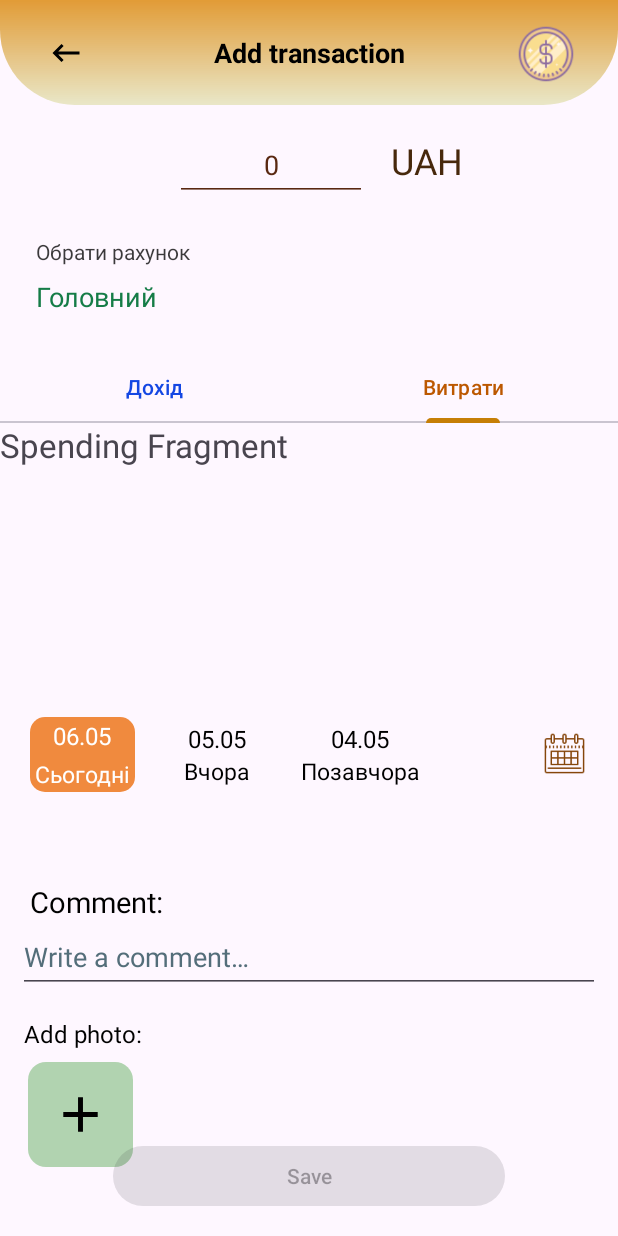
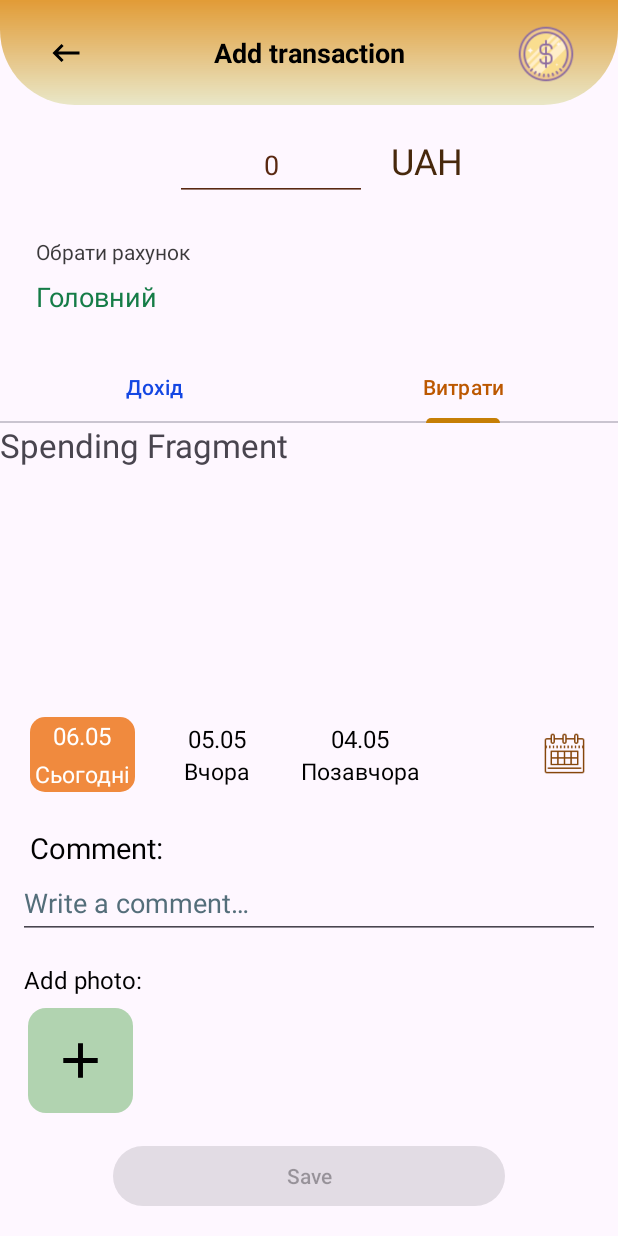
Before and after one commit to happyDevelp/Money-manager, an Android app: the screen it shows after launch (MainActivity), tab 2 chosen, on a phone screen of 412 x 824 dp. Run offline under Robolectric (Android 15) with nearby library versions, the phone set to English and light mode, and no system bars; our stand-ins replace Room's generated code; pictures from the network do not load; Roboto replaces fonts that are not available here.

Commit message:
feature to attach a photo when adding a new transaction

```diff
--- a/app/build.gradle.kts
+++ b/app/build.gradle.kts
@@ -55,6 +55,8 @@ dependencies {
 
     implementation("androidx.lifecycle:lifecycle-viewmodel-ktx:2.7.0")
 
+    implementation("com.github.bumptech.glide:glide:4.16.0")
+
     //Navigation
     implementation("androidx.navigation:navigation-fragment-ktx:2.7.7")
     implementation("androidx.navigation:navigation-ui-ktx:2.7.7")
--- a/app/src/main/java/com/example/moneymanager/Adding/AddingViewModel.kt
+++ b/app/src/main/java/com/example/moneymanager/Adding/AddingViewModel.kt
@@ -1,6 +1,7 @@
 package com.example.moneymanager.Adding
 
 import android.app.Application
+import android.net.Uri
 import androidx.lifecycle.AndroidViewModel
 import androidx.lifecycle.LiveData
 import androidx.lifecycle.MutableLiveData
@@ -14,6 +15,8 @@ class AddingViewModel(application: Application): AndroidViewModel(application) {
     var database: DataBase = DataBase.getInstance(application)
 
     private val _navigationStatus = MutableLiveData<Boolean?>()
+
+    var imageGalleryUri: Uri? = null
 
     val navigationStatus: LiveData<Boolean?>
         get() = _navigationStatus
--- a/app/src/main/java/com/example/moneymanager/DB/DAO.kt
+++ b/app/src/main/java/com/example/moneymanager/DB/DAO.kt
@@ -14,6 +14,9 @@ interface DAO {
     @Query("select * from transaction_table")
      fun getAllTransactions(): LiveData<List<TransactionEntity>>
 
+    @Query("select * from transaction_table where id = :id")
+    fun getTransactionById(id: Int): TransactionEntity
+
      @Query("delete from transaction_table")
      fun deleteAllTransactions()
 
--- a/app/src/main/java/com/example/moneymanager/DB/Database.kt
+++ b/app/src/main/java/com/example/moneymanager/DB/Database.kt
@@ -5,7 +5,7 @@ import androidx.room.Database
 import androidx.room.Room
 import androidx.room.RoomDatabase
 
-@Database(entities = [TransactionEntity::class], version = 2)
+@Database(entities = [TransactionEntity::class], version = 3)
 abstract class DataBase : RoomDatabase() {
 
     abstract val DAO: DAO
@@ -21,7 +21,9 @@ abstract class DataBase : RoomDatabase() {
                         context.applicationContext,
                         DataBase::class.java,
                         "database"
-                    ).build()
+                    )
+                        .fallbackToDestructiveMigration()
+                        .build()
                     INSTANCE = instance
                 }
                 return instance
--- a/app/src/main/java/com/example/moneymanager/DB/TransactionEntity.kt
+++ b/app/src/main/java/com/example/moneymanager/DB/TransactionEntity.kt
@@ -19,5 +19,8 @@ data class TransactionEntity (
 
     @ColumnInfo(name = "date_of_transaction") val dateOfTransaction: String,
 
-    @ColumnInfo(name = "comment") val comment: String?
+    @ColumnInfo(name = "comment") val comment: String?,
+
+    @ColumnInfo(name = "image_uri") val imageUri: String?
+
 )
--- a/app/src/main/java/com/example/moneymanager/Income/IncomeFragment.kt
+++ b/app/src/main/java/com/example/moneymanager/Income/IncomeFragment.kt
@@ -159,3 +159,9 @@ object UtilManager {
     var buttonIsClickable = MutableLiveData<Boolean>(false)
 
 }
+
+fun resetUtilManager() {
+    categoryIsChanged = false
+    amountIsNotNull = false
+    buttonIsClickable.value = false
+}
--- a/app/src/main/java/com/example/moneymanager/Transaction/TransactionFragment.kt
+++ b/app/src/main/java/com/example/moneymanager/Transaction/TransactionFragment.kt
@@ -6,27 +6,16 @@ import android.view.View
 import android.view.ViewGroup
 import androidx.fragment.app.Fragment
 import androidx.lifecycle.ViewModelProvider
+import androidx.lifecycle.lifecycleScope
 import androidx.navigation.fragment.findNavController
 import androidx.recyclerview.widget.LinearLayoutManager
 import com.example.moneymanager.DB.DataBase
 import com.example.moneymanager.TransactionAdapter.TransactionAdapter
 import com.example.moneymanager.databinding.FragmentTransactionBinding
-import kotlinx.coroutines.CoroutineScope
-import kotlinx.coroutines.Dispatchers
 import kotlinx.coroutines.launch
 
 class TransactionFragment : Fragment() {
     private lateinit var binding: FragmentTransactionBinding
-    // Get a ViewModel instance
-    /*private val viewModel: TransactionViewModel by viewModels {
-        TransactionViewModelFactory(requireActivity().application)
-    }*/
-
-    /*private val viewModel: TransactionViewModel by lazy {
-        val factory = TransactionViewModelFactory(requireActivity().application)
-        ViewModelProvider(this, factory).get(TransactionViewModel::class.java)
-    }*/
-
 
     override fun onCreateView(inflater: LayoutInflater, container: ViewGroup?, savedInstanceState: Bundle?): View {
         binding = FragmentTransactionBinding.inflate(layoutInflater)
@@ -55,18 +44,14 @@ class TransactionFragment : Fragment() {
         viewModel.fetchEntities()*/
 
 
-
-        CoroutineScope(Dispatchers.Main).launch {
+        lifecycleScope.launch {
             val transactionsList = viewModel.getAllTransactions()
             transactionsList.observe(viewLifecycleOwner) {
                 adapter.submitList(it)
             }
         }
 
-
-        binding.testAdd.setOnClickListener {
-                viewModel.fetchEntities()
-            }
+        binding.testAdd.setOnClickListener { viewModel.fetchEntities() }
 
         viewModel.navigationStatus.observe(viewLifecycleOwner) {
             it?.let {
@@ -75,6 +60,12 @@ class TransactionFragment : Fragment() {
             }
         }
 
+        //test uri from db
+/*         lifecycleScope.launch {
+             val picUri = viewModel.getTransactionById(1).imageUri
+             binding.testImage.setImageURI(picUri.toUri())
+        }*/
+
        /* navigationToAdding()*/
         binding.floatAddButton.setOnClickListener { viewModel.navigationToAdding() }
 
--- a/app/src/main/java/com/example/moneymanager/Transaction/TransactionViewModel.kt
+++ b/app/src/main/java/com/example/moneymanager/Transaction/TransactionViewModel.kt
@@ -19,41 +19,31 @@ class TransactionViewModel(private val database: DAO, application: Application)
 
     fun fetchEntities() {
         viewModelScope.launch {
-            _transactions.value = withContext(Dispatchers.IO) {
-                database.getAllTransactions().value
-            }
+            _transactions.value = withContext(Dispatchers.IO) { database.getAllTransactions().value }
         }
     }
 
-    init {
-        fetchEntities()
-    }
+    init { fetchEntities() }
 
     private val _navigationStatus = MutableLiveData<Boolean?>()
 
     val navigationStatus = _navigationStatus
 
 
+    suspend fun getAllTransactions(): LiveData<List<TransactionEntity>> {
+        return withContext(Dispatchers.IO) { database.getAllTransactions() }
+    }
 
-    suspend fun getAllTransactions(): LiveData<List<TransactionEntity>> {
-        return withContext(Dispatchers.IO) {
-            database.getAllTransactions()
-        }
+    suspend fun getTransactionById(id: Int): TransactionEntity {
+        return withContext(Dispatchers.IO) { database.getTransactionById(id) }
     }
 
     suspend fun deleteAllTransactions() {
-        withContext(Dispatchers.IO) {
-            database.deleteAllTransactions()
-        }
+        withContext(Dispatchers.IO) { database.deleteAllTransactions() }
     }
 
+    fun navigationToAdding() { _navigationStatus.value = true }
 
-    fun navigationToAdding() {
-        _navigationStatus.value = true
-    }
-
-    fun navigationComplete() {
-        _navigationStatus.value = null
-    }
+    fun navigationComplete() { _navigationStatus.value = null }
 
 }
--- a/app/src/main/res/layout/fragment_adding.xml
+++ b/app/src/main/res/layout/fragment_adding.xml
@@ -189,7 +189,7 @@
             app:layout_constraintEnd_toEndOf="parent"
             app:layout_constraintStart_toStartOf="parent"
             app:layout_constraintTop_toBottomOf="@+id/mainAddingContainer"
-            app:layout_constraintVertical_bias="0.333">
+            app:layout_constraintVertical_bias="0.0">
 
 
             <androidx.appcompat.widget.LinearLayoutCompat
@@ -323,7 +323,7 @@
                 android:layout_width="wrap_content"
                 android:layout_height="wrap_content"
                 android:layout_marginStart="8dp"
-                android:layout_marginTop="52dp"
+                android:layout_marginTop="16dp"
                 android:fontFamily="@font/alegreya_sans_sc_medium"
                 android:text="@string/Comment"
                 android:textColor="@color/black"
@@ -390,6 +390,8 @@
                     tools:ignore="ContentDescription,ImageContrastCheck" />
             </androidx.constraintlayout.widget.ConstraintLayout>
 
+
+
         </androidx.constraintlayout.widget.ConstraintLayout>
 
         <Button
@@ -404,8 +406,11 @@
             app:layout_constraintBottom_toBottomOf="parent"
             app:layout_constraintEnd_toEndOf="parent"
             app:layout_constraintStart_toStartOf="parent"
+            app:layout_constraintTop_toBottomOf="@+id/constraintLayout2"
             tools:ignore="TextContrastCheck" />
 
     </androidx.constraintlayout.widget.ConstraintLayout>
 
+
+
 </ScrollView>
--- /dev/null
+++ b/app/src/main/res/xml/file_paths.xml
@@ -0,0 +1,4 @@
+<?xml version="1.0" encoding="utf-8"?>
+<paths>
+    <cache-path name="shared_images" path="images/"/>
+</paths>
```
Also changed, not shown: app/src/main/AndroidManifest.xml (+14 -3 lines), app/src/main/java/com/example/moneymanager/Adding/AddingFragment.kt (+67 -34 lines), app/src/main/java/com/example/moneymanager/Utils/Cache.kt (added, +85 -0 lines).
